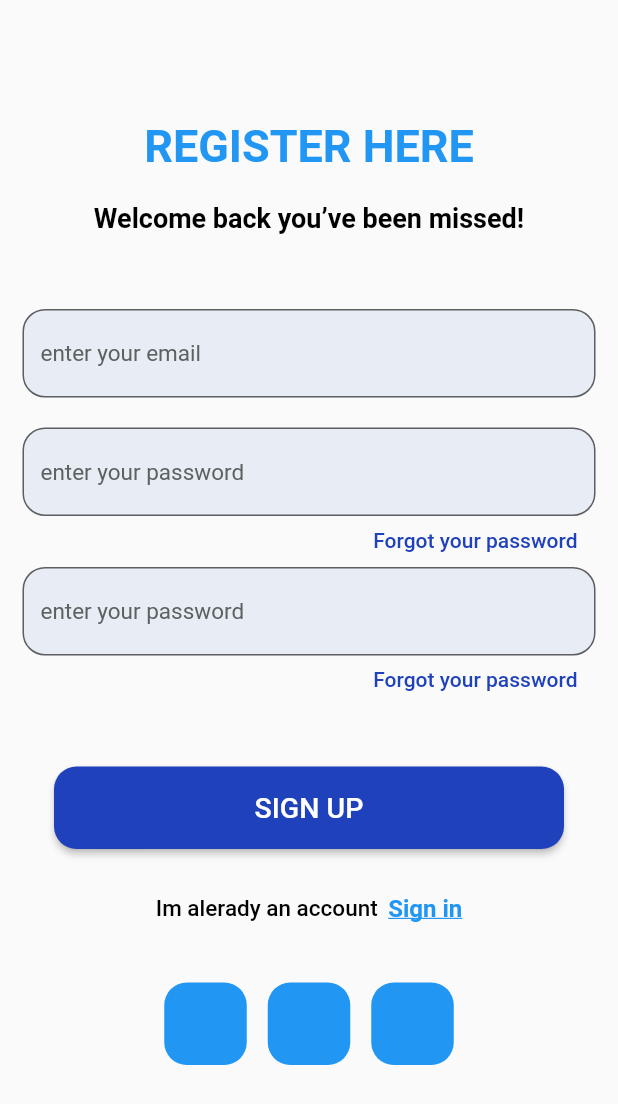
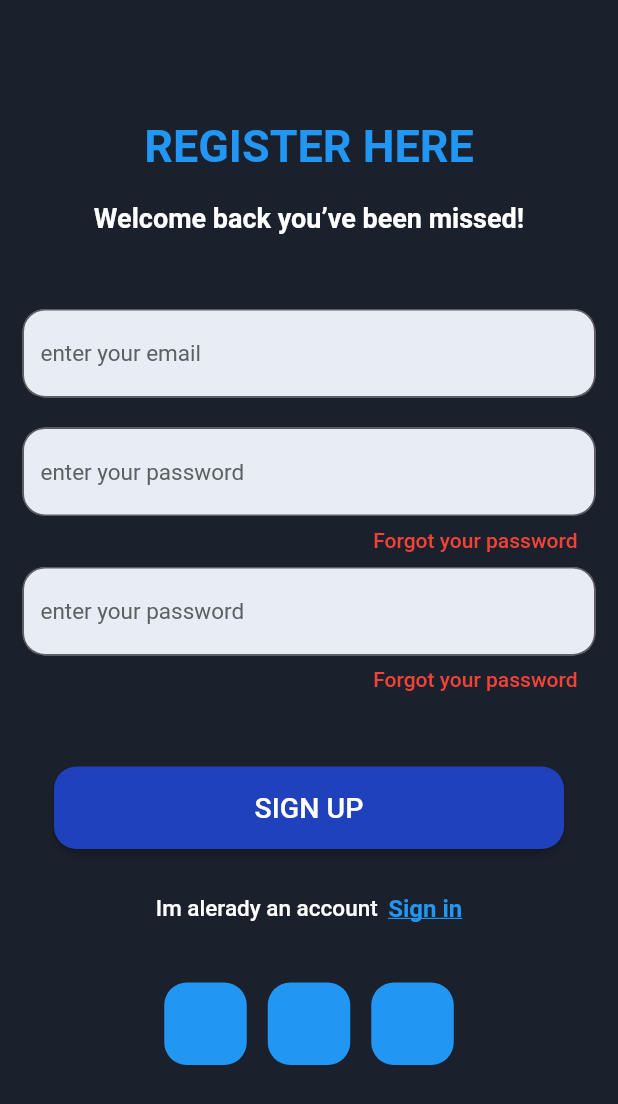
Before and after one commit to erkinov-2003/messages_app, a Flutter app: the screen it shows after launch, after a tap on "Sign Up", on a phone screen of 412 x 824 dp. Shown: the top 1104 px of the screen. Run offline on Flutter 3.47's test engine with Material 2 defaults, Android fonts, the phone set to English and light mode, and no system bars; our stand-ins replace cloud_firestore, firebase_auth, firebase_core, firebase_messaging, flutter_local_notifications, google_sign_in and 1 more; accounts and stored records are empty.

Commit message:
juda kota ozgarishlar boldi

```diff
--- a/lib/src/controller/provider.dart
+++ b/lib/src/controller/provider.dart
@@ -31,6 +31,13 @@ class ProFunc extends ChangeNotifier {
         }
       }
     }
+  }
+
+  bool pages = true;
+
+  void changePages(){
+    pages =! pages;
+    notifyListeners();
   }
 
   String? emailIn(value) {
--- a/lib/src/page/register_page.dart
+++ b/lib/src/page/register_page.dart
@@ -1,6 +1,8 @@
 import 'package:flutter/cupertino.dart';
+import 'package:messag_app/src/controller/provider.dart';
 import 'package:messag_app/src/page/sign_in_page.dart';
 import 'package:messag_app/src/page/sign_up_page.dart';
+import 'package:provider/provider.dart';
 
 class RegisterPage extends StatefulWidget {
   const RegisterPage({super.key});
@@ -11,20 +13,14 @@ class RegisterPage extends StatefulWidget {
 
 class _RegisterPageState extends State<RegisterPage> {
 
-  bool reversedPage = true;
-
-  void reversedButton(){
-    setState(() {
-      reversedPage =! reversedPage;
-    });
-  }
-
   @override
   Widget build(BuildContext context) {
+    final provider = Provider.of<ProFunc>(context);
+    final reversedPage = Provider.of<ProFunc>(context).pages;
     if(reversedPage){
-      return SignIn(onTap: reversedButton);
+      return SignIn(onTap: provider.changePages);
     }else{
-      return SignUpPage(onTap: reversedButton);
+      return SignUpPage(onTap: provider.changePages);
     }
   }
 }
--- a/lib/src/page/sign_in_page.dart
+++ b/lib/src/page/sign_in_page.dart
@@ -65,6 +65,7 @@ class _SignInState extends State<SignIn> {
   @override
   Widget build(BuildContext context) {
     return Scaffold(
+      backgroundColor: const Color.fromARGB(255, 27, 32, 45),
       resizeToAvoidBottomInset: false,
       body: Padding(
         padding: const EdgeInsets.only(top: 80, right: 15, left: 15),
@@ -86,7 +87,7 @@ class _SignInState extends State<SignIn> {
                 "Welcome back you’ve been missed",
                 textAlign: TextAlign.center,
                 style: TextStyle(
-                  color: Colors.black,
+                  color: Colors.white,
                   fontWeight: FontWeight.w600,
                   fontSize: 18,
                 ),
@@ -131,7 +132,7 @@ class _SignInState extends State<SignIn> {
                 const Text(
                   "Don’t have an account ? ",
                   style: TextStyle(
-                    color: Colors.black,
+                    color: Colors.white,
                     fontSize: 15,
                     fontWeight: FontWeight.w500,
                   ),
@@ -152,8 +153,12 @@ class _SignInState extends State<SignIn> {
               ],
             ),
             const SizedBox(height: 40),
-            GestureDetector(
-              onTap: () {},
+            Row(
+              mainAxisAlignment: MainAxisAlignment.center,
+              children: List.generate(
+                3,
+                    (index) => Padding(
+                  padding: const EdgeInsets.only(left: 7, right: 7),
                   child: Container(
                     height: 55,
                     width: 55,
@@ -165,6 +170,8 @@ class _SignInState extends State<SignIn> {
                     ),
                   ),
                 ),
+              ),
+            )
           ],
         ),
       ),
--- a/lib/src/page/sign_up_page.dart
+++ b/lib/src/page/sign_up_page.dart
@@ -1,9 +1,7 @@
 import 'package:flutter/material.dart';
-import 'package:messag_app/src/page/home_page.dart';
 import 'package:messag_app/src/page/sign_in_page.dart';
 import 'package:messag_app/src/service/auth_service.dart';
 import 'package:messag_app/src/view/text_fild_view.dart';
-import 'package:provider/provider.dart';
 
 class SignUpPage extends StatefulWidget {
   const SignUpPage({super.key, this.onTap});
@@ -79,6 +77,7 @@ class _SignInState extends State<SignUpPage> {
   Widget build(BuildContext context) {
     return Scaffold(
       resizeToAvoidBottomInset: false,
+      backgroundColor: const Color.fromARGB(255, 27, 32, 45),
       body: Padding(
         padding: const EdgeInsets.only(top: 80, right: 15, left: 15),
         child: Column(
@@ -99,7 +98,7 @@ class _SignInState extends State<SignUpPage> {
                 "Welcome back you’ve been missed!",
                 textAlign: TextAlign.center,
                 style: TextStyle(
-                  color: Colors.black,
+                  color: Colors.white,
                   fontWeight: FontWeight.w600,
                   fontSize: 18,
                 ),
@@ -150,7 +149,7 @@ class _SignInState extends State<SignUpPage> {
                 const Text(
                   "Im alerady an account",
                   style: TextStyle(
-                    color: Colors.black,
+                    color: Colors.white,
                     fontSize: 15,
                     fontWeight: FontWeight.w500,
                   ),
--- a/lib/src/page/splash_page.dart
+++ b/lib/src/page/splash_page.dart
@@ -1,8 +1,6 @@
 import "package:flutter/material.dart";
 import "package:lottie/lottie.dart";
 import "package:messag_app/src/page/examination.dart";
-import "package:messag_app/src/page/register_page.dart";
-import "package:messag_app/src/page/sign_in_page.dart";
 
 class SplashPage extends StatefulWidget {
   const SplashPage({super.key});
@@ -28,6 +26,7 @@ class _SplashPageState extends State<SplashPage> {
   @override
   Widget build(BuildContext context) {
     return Scaffold(
+      backgroundColor: const Color.fromARGB(255, 27, 32, 45),
       body: Center(
         child: Lottie.asset(
           "assets/animation_lnnnw1kf.json",
--- a/lib/src/view/text_fild_view.dart
+++ b/lib/src/view/text_fild_view.dart
@@ -26,7 +26,7 @@ class CustomTextFild extends StatelessWidget {
         hintText: hintText,
         counterText: counterText,
         counterStyle: const TextStyle(
-          color: Color.fromARGB(255, 31, 65, 187),
+          color: Colors.red,
           fontWeight: FontWeight.w500,
           fontSize: 14
         ),
--- a/lib/src/widget/app.dart
+++ b/lib/src/widget/app.dart
@@ -1,6 +1,6 @@
 import 'package:flutter/material.dart';
 import 'package:messag_app/src/controller/provider.dart';
-import 'package:messag_app/src/page/examination.dart';
+import 'package:messag_app/src/page/splash_page.dart';
 
 import 'package:provider/provider.dart';
 
@@ -15,7 +15,7 @@ class MyApplication extends StatelessWidget {
       create: (context) => ProFunc(),
       child: const MaterialApp(
         debugShowCheckedModeBanner: false,
-        home: Examination(),
+        home: SplashPage(),
       ),
     );
   }
```
Also changed, not shown: lib/src/page/chat_page.dart (+46 -22 lines), lib/src/page/home_page.dart (+60 -32 lines). Lines whose indentation alone changed are shown as unchanged.
